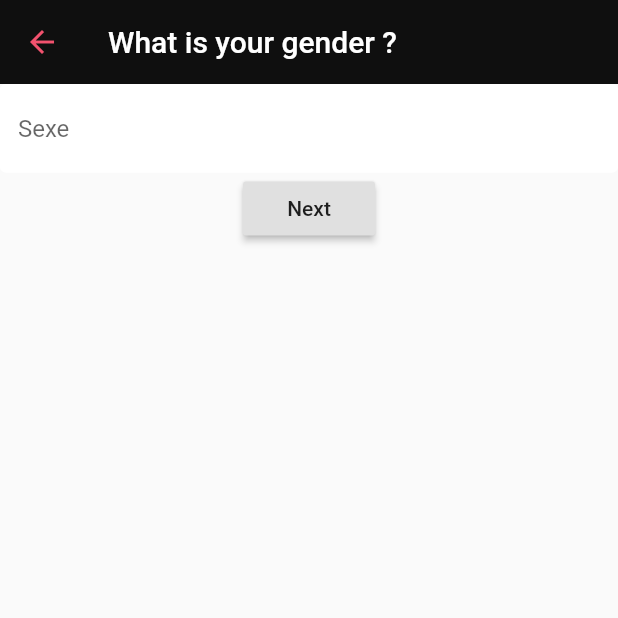
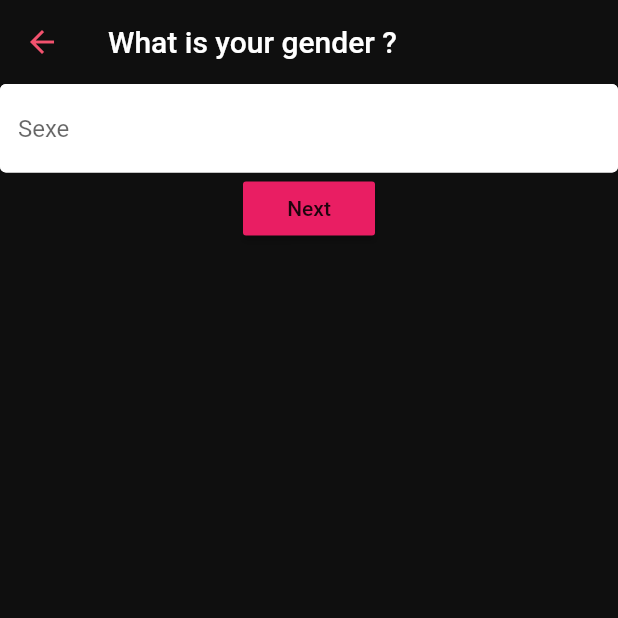
Before and after one commit to mohandabc/mindmates, a Flutter app: the FillAge screen opened directly with empty values, after a tap on "Next", on a phone screen of 412 x 824 dp, the top half of it. Run offline on Flutter 3.47's test engine with Material 2 defaults, Android fonts, the phone set to English and light mode, and no system bars; our stand-ins replace cloud_firestore, firebase_auth, firebase_core, flutter_spinkit, page_transition; accounts and stored records are empty.

```diff
--- a/lib/screens/authentification/information_form.dart
+++ b/lib/screens/authentification/information_form.dart
@@ -31,6 +31,7 @@ class _FillNameState extends State<FillName> {
         title: Text('You\'re new? give us your name ?'),
       ),
       body: Container(
+        color: Color(0xff0f0f0f),
         child: Form(
           key: _formKey,
           child: Column(
@@ -45,6 +46,7 @@ class _FillNameState extends State<FillName> {
                 },
               ),
               RaisedButton(
+                color: Colors.pink,
                 child: Text("Next"),
                 onPressed: () {
                   if (_formKey.currentState.validate()) {
@@ -86,12 +88,13 @@ class _FillAgeState extends State<FillAge> {
         title: Text('How old are you ?'),
       ),
       body: Container(
+        color: Color(0xff0f0f0f),
         child: Form(
           key: _formKey,
           child: Column(
             children: [
               TextField(
-                decoration: new InputDecoration(labelText: "Age"),
+                decoration: inputFieldDeco.copyWith(hintText: "Age"),
                 keyboardType: TextInputType.number,
                 inputFormatters: <TextInputFormatter>[
                   FilteringTextInputFormatter.digitsOnly
@@ -101,6 +104,7 @@ class _FillAgeState extends State<FillAge> {
                 },
               ),
               RaisedButton(
+                color: Colors.pink,
                 child: Text("Next"),
                 onPressed: () {
                   if (_formKey.currentState.validate()) {
@@ -146,6 +150,7 @@ class _FillSexeState extends State<FillSexe> {
         title: Text('What is your gender ?'),
       ),
       body: Container(
+        color: Color(0xff0f0f0f),
         child: Form(
           key: _formKey,
           child: Column(
@@ -159,6 +164,7 @@ class _FillSexeState extends State<FillSexe> {
                 },
               ),
               RaisedButton(
+                color: Colors.pink,
                 child: Text("Next"),
                 onPressed: () async {
                   if (_formKey.currentState.validate()) {
```
